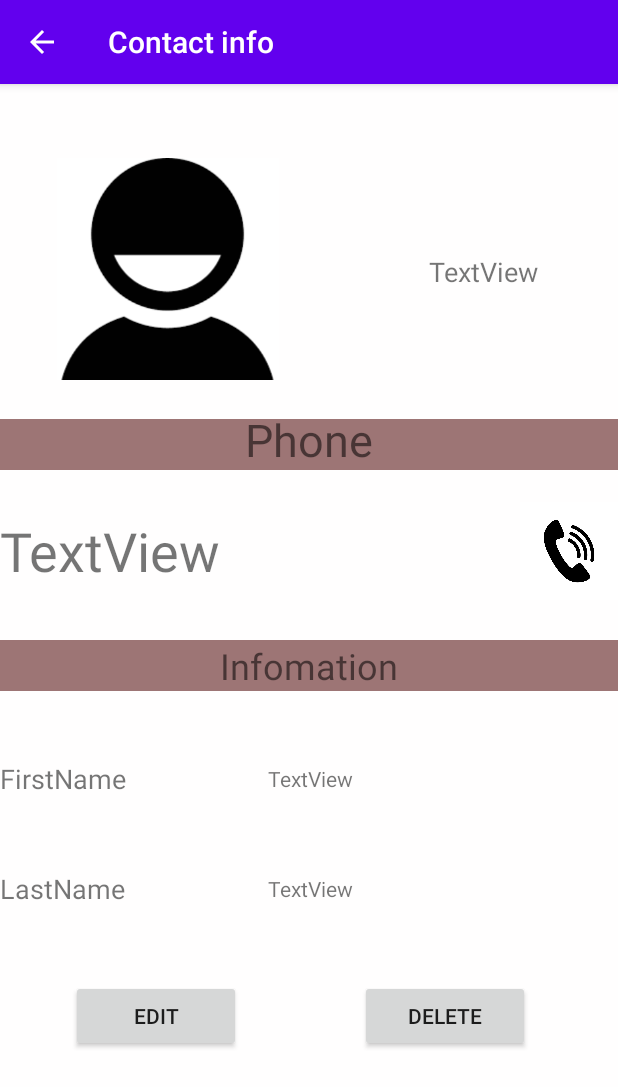
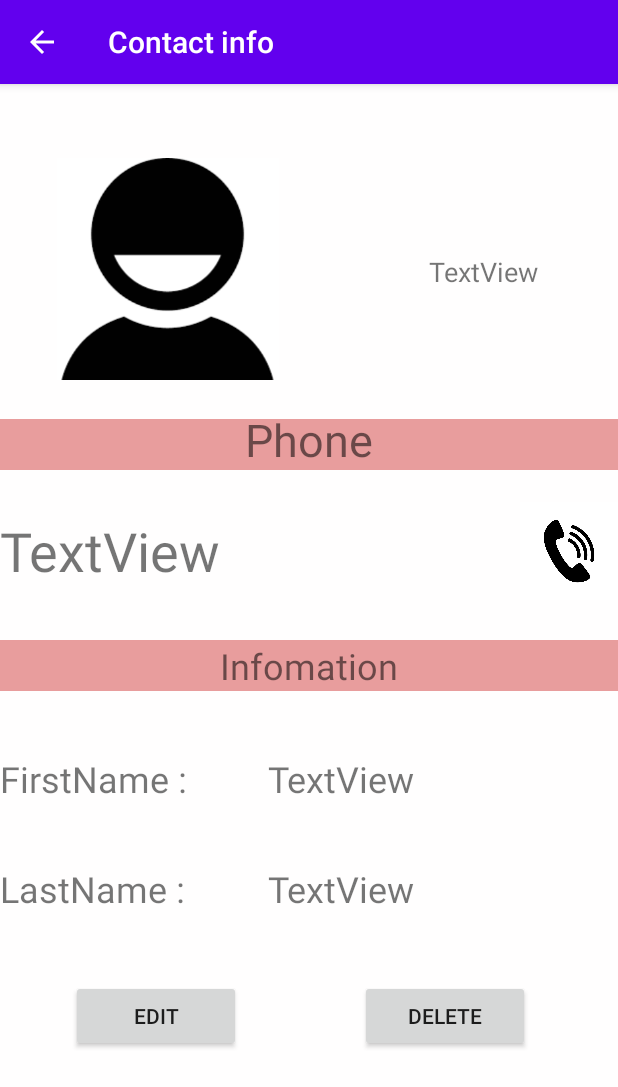
Before and after one commit to xuongbo/TelephoneDirectory, an Android app: the InfoTelephoneActivity screen opened directly, with no data from a screen before it, on a phone screen of 412 x 824 dp. Shown: the top 1087 px of the screen. Run offline under Robolectric (Android 15) with nearby library versions, the phone set to English and light mode, and no system bars; 5 statements that could not run were skipped.

Commit message:
Summary
Telephone Directory Update

```diff
--- a/app/build.gradle
+++ b/app/build.gradle
@@ -2,7 +2,7 @@ apply plugin: 'com.android.application'
 
 android {
     compileSdkVersion 30
-    buildToolsVersion "30.0.1"
+    buildToolsVersion "30.0.2"
 
     defaultConfig {
         applicationId "com.example.telephonedirectory"
@@ -21,7 +21,7 @@ android {
         }
     }
     compileOptions {
-        sourceCompatibility JavaVersion.VERSION_1_8
+            sourceCompatibility JavaVersion.VERSION_1_8
         targetCompatibility JavaVersion.VERSION_1_8
     }
 }
--- a/app/src/main/res/layout/activity_info_telephone.xml
+++ b/app/src/main/res/layout/activity_info_telephone.xml
@@ -32,7 +32,8 @@
         android:layout_toEndOf="@+id/textView5"
         android:layout_toRightOf="@+id/textView5"
         android:gravity="center|left"
-        android:text="TextView" />
+        android:text="TextView"
+        android:textSize="24sp" />
 
     <TextView
         android:id="@+id/firstName"
@@ -45,7 +46,8 @@
         android:layout_toEndOf="@+id/textView5"
         android:layout_toRightOf="@+id/textView5"
         android:gravity="center|left"
-        android:text="TextView" />
+        android:text="TextView"
+        android:textSize="24sp" />
 
     <ImageView
         android:id="@+id/imageView2"
@@ -79,7 +81,7 @@
         android:layout_height="34dp"
         android:layout_below="@+id/imageView2"
         android:layout_marginTop="26dp"
-        android:background="#9D7575"
+        android:background="#E89D9D"
         android:gravity="bottom|center"
         android:text="Phone"
         android:textSize="30sp" />
@@ -112,7 +114,7 @@
         android:layout_height="34dp"
         android:layout_below="@+id/number"
         android:layout_marginTop="25dp"
-        android:background="#9D7575"
+        android:background="#E89D9D"
         android:gravity="center"
         android:text="Infomation"
         android:textSize="24sp" />
@@ -124,8 +126,8 @@
         android:layout_below="@+id/textView4"
         android:layout_marginTop="39dp"
         android:gravity="center|left"
-        android:text="FirstName"
-        android:textSize="18sp" />
+        android:text="FirstName :"
+        android:textSize="24sp" />
 
     <TextView
         android:id="@+id/textView6"
@@ -134,8 +136,8 @@
         android:layout_below="@+id/textView5"
         android:layout_marginTop="35dp"
         android:gravity="center|left"
-        android:text="LastName"
-        android:textSize="18sp" />
+        android:text="LastName :"
+        android:textSize="24sp" />
 
     <Button
         android:id="@+id/edit"
```
Also changed, not shown: app/src/main/java/com/example/telephonedirectory/Activities/InfoTelephoneActivity.java (+24 -7 lines), app/src/main/java/com/example/telephonedirectory/Activities/MainActivity.java (+25 -12 lines), app/src/main/java/com/example/telephonedirectory/Validation/Validation.java (added, +23 -0 lines).
